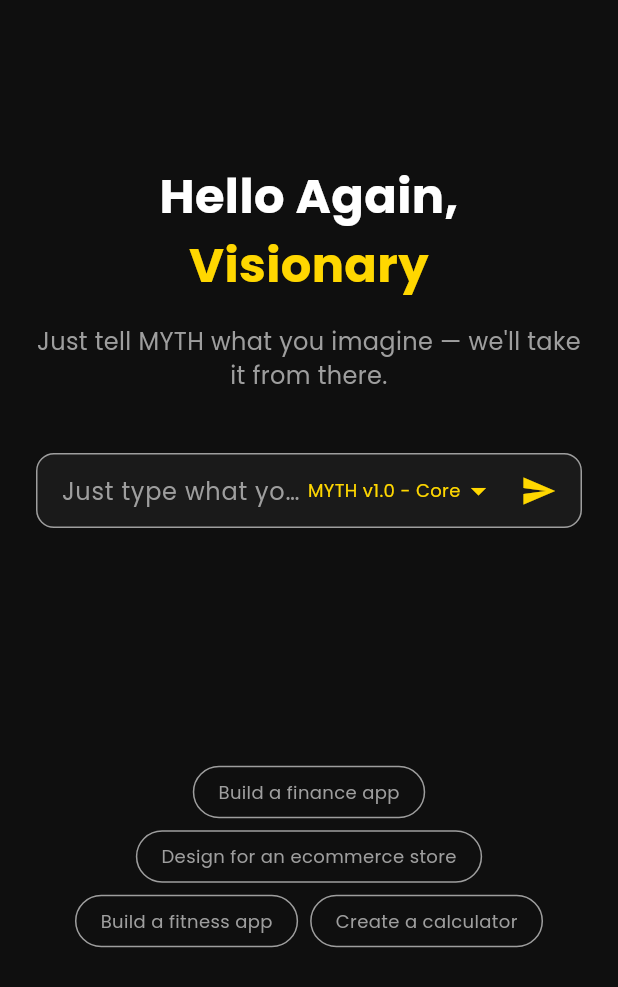
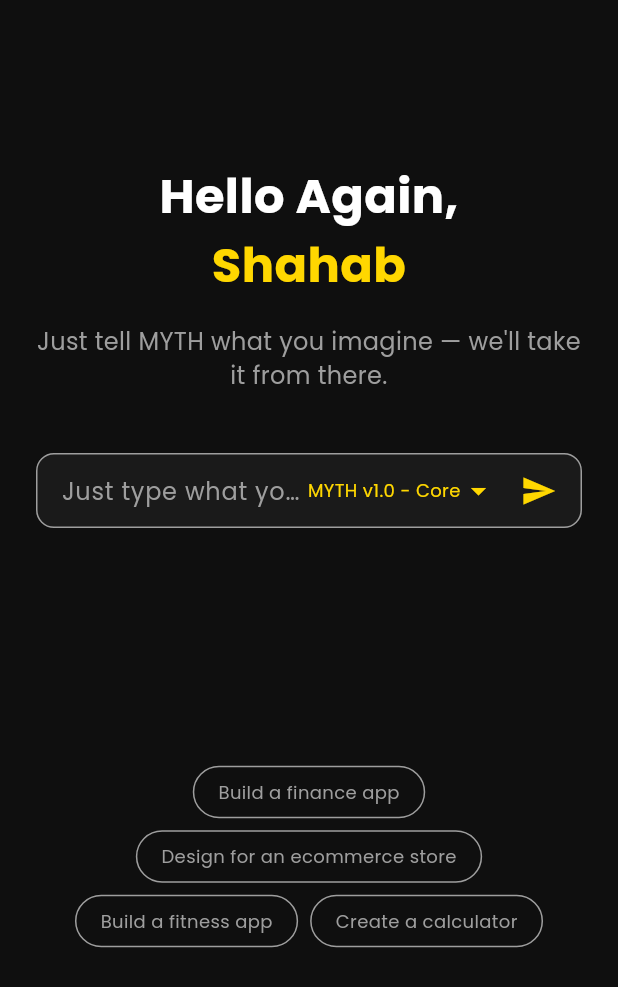
Before and after one commit to rajadaud12/MYTH-Apps-Builder, a Flutter app: the screen it shows after launch, on a phone screen of 412 x 824 dp. Shown: the top 987 px of the screen. Run offline on Flutter 3.47's test engine with Material 3 defaults, Android fonts, the phone set to English and light mode, and no system bars; our stand-ins replace google_fonts.

Commit message:
Update lib/screens/home.dart via MYTH Build System (Branch: project-69cbaea7a32e4920c975a776)

```diff
--- a/lib/screens/home.dart
+++ b/lib/screens/home.dart
@@ -35,7 +35,7 @@ class _HomeScreenState extends State<HomeScreen> {
                 textAlign: TextAlign.center,
               ),
               Text(
-                'Visionary',
+                'Shahab',
                 style: GoogleFonts.poppins(
                   fontSize: 32,
                   fontWeight: FontWeight.bold,
```
